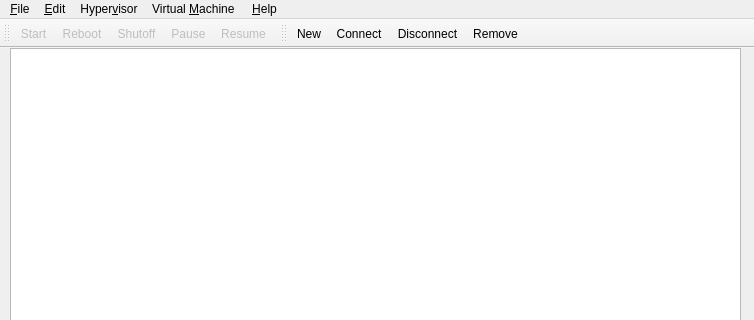
This is src/virtnosiswindow.ui in jankeconsulting/virtnosis as Qt 5 draws it before an edit; both pictures show x 0 to 754 and y 0 to 320 of the 754 by 534 pixel window. The edited form follows.
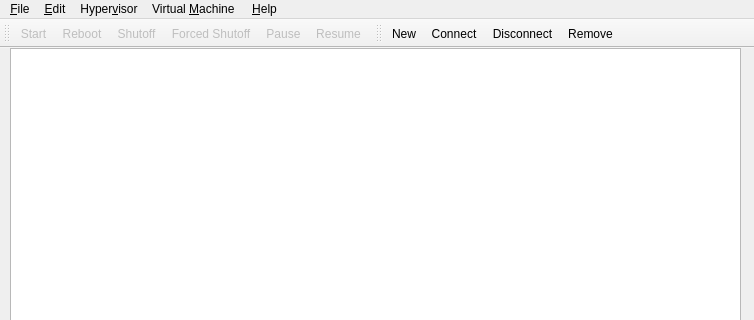
This is the edited form. Icons and pictures are not drawn.

Commit message: Added icon to forced shutoff action for domain Added forced shutoff action for domain to menubar

The edit to the form file:
```diff
--- a/src/virtnosiswindow.ui
+++ b/src/virtnosiswindow.ui
@@ -96,6 +96,7 @@
    <addaction name="menuVmActionStart"/>
    <addaction name="menuVmActionReboot"/>
    <addaction name="menuVmActionShutoff"/>
+   <addaction name="menuVmActionDestroy"/>
    <addaction name="menuVmActionPause"/>
    <addaction name="menuVmActionResume"/>
   </widget>
@@ -263,6 +264,13 @@
    </property>
   </action>
   <action name="menuVmActionDestroy">
+   <property name="enabled">
+    <bool>false</bool>
+   </property>
+   <property name="icon">
+    <iconset resource="virtnosis.qrc">
+     <normaloff>:/icons/hicolor/32x32/status/state_shutoff.png</normaloff>:/icons/hicolor/32x32/status/state_shutoff.png</iconset>
+   </property>
    <property name="text">
     <string>&amp;Forced Shutoff</string>
    </property>
```
